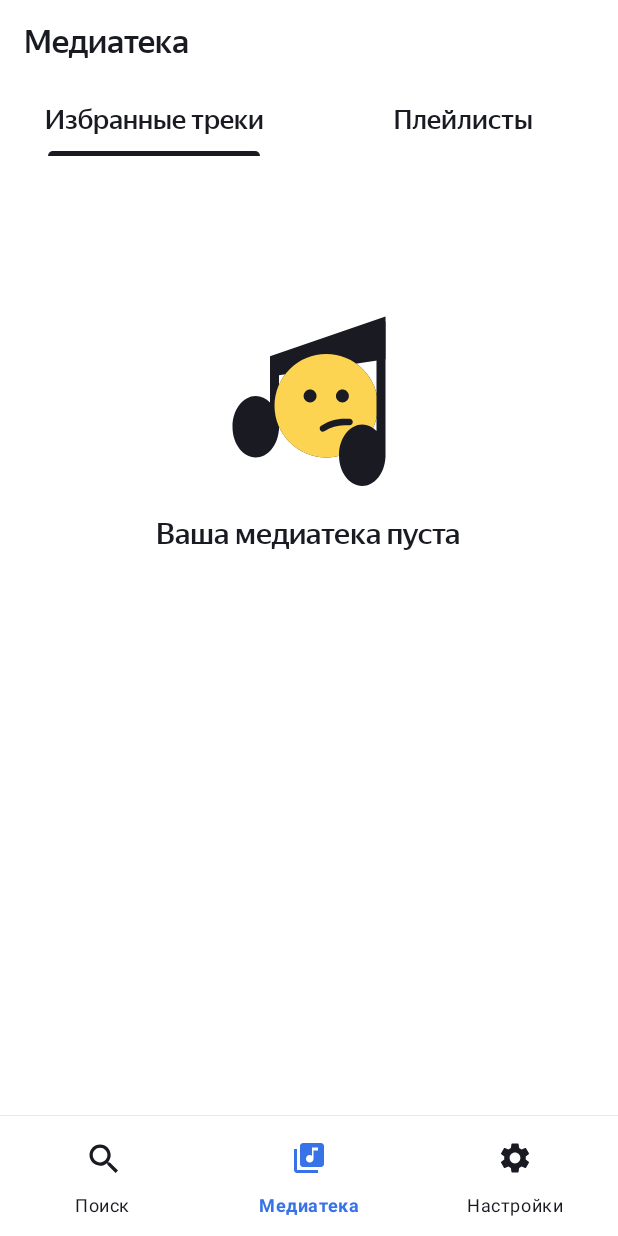
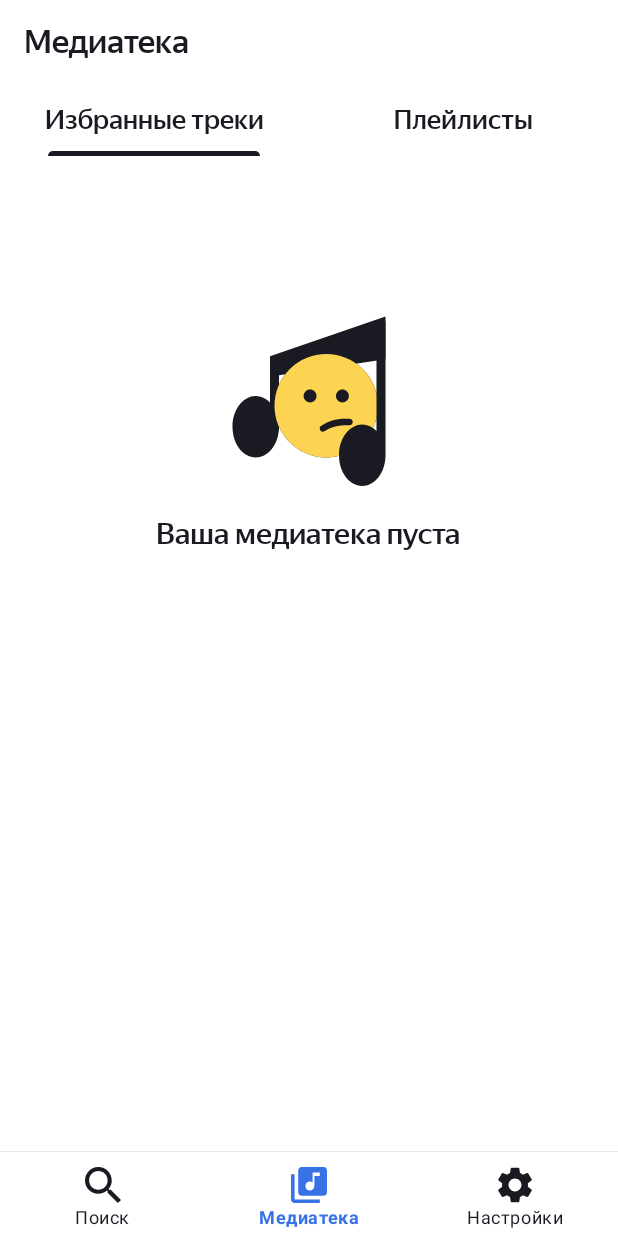
Before and after one commit to valerangb3/PlaylistMaker, an Android app: the screen it shows after launch (RootActivity), on a phone screen of 412 x 824 dp. Run offline under Robolectric (Android 15) with nearby library versions, the phone set to English and light mode, and no system bars; our stand-ins replace navigation-ui.

Commit message:
Работы по 20 спринту

```diff
--- a/app/src/main/java/com/practicum/playlistmaker/player/data/repository/PlayerRepositoryImpl.kt
+++ b/app/src/main/java/com/practicum/playlistmaker/player/data/repository/PlayerRepositoryImpl.kt
@@ -1,14 +1,9 @@
 package com.practicum.playlistmaker.player.data.repository
 
 import android.media.MediaPlayer
-import android.os.Handler
-import android.os.Looper
-import android.util.Log
 import com.practicum.playlistmaker.player.domain.PlayerInteractor
 import com.practicum.playlistmaker.player.domain.repository.PlayerRepository
-import kotlinx.coroutines.Job
 import kotlinx.coroutines.delay
-import kotlinx.coroutines.runBlocking
 
 class PlayerRepositoryImpl(
     private val mediaPlayer: MediaPlayer
--- /dev/null
+++ b/app/src/main/res/drawable/menu_item_media_new.xml
@@ -0,0 +1,9 @@
+<vector xmlns:android="http://schemas.android.com/apk/res/android"
+    android:width="20dp"
+    android:height="20dp"
+    android:viewportWidth="20"
+    android:viewportHeight="20">
+  <path
+      android:pathData="M18,0H6C4.9,0 4,0.9 4,2V14C4,15.1 4.9,16 6,16H18C19.1,16 20,15.1 20,14V2C20,0.9 19.1,0 18,0ZM16,5H13V10.5C13,11.88 11.88,13 10.5,13C9.12,13 8,11.88 8,10.5C8,9.12 9.12,8 10.5,8C11.07,8 11.58,8.19 12,8.51V3H16V5ZM2,4H0V18C0,19.1 0.9,20 2,20H16V18H2V4Z"
+      android:fillColor="#ffffff"/>
+</vector>
--- /dev/null
+++ b/app/src/main/res/drawable/menu_item_search_new.xml
@@ -0,0 +1,9 @@
+<vector xmlns:android="http://schemas.android.com/apk/res/android"
+    android:width="19dp"
+    android:height="19dp"
+    android:viewportWidth="19"
+    android:viewportHeight="19">
+  <path
+      android:pathData="M13.579,11.95H12.721L12.417,11.656C13.481,10.418 14.122,8.81 14.122,7.061C14.122,3.161 10.961,0 7.061,0C3.161,0 0,3.161 0,7.061C0,10.961 3.161,14.122 7.061,14.122C8.81,14.122 10.418,13.481 11.656,12.417L11.95,12.721V13.579L17.381,19L19,17.381L13.579,11.95ZM7.061,11.95C4.356,11.95 2.173,9.766 2.173,7.061C2.173,4.356 4.356,2.173 7.061,2.173C9.766,2.173 11.95,4.356 11.95,7.061C11.95,9.766 9.766,11.95 7.061,11.95Z"
+      android:fillColor="#ffffff"/>
+</vector>
--- /dev/null
+++ b/app/src/main/res/drawable/menu_item_settings_new.xml
@@ -0,0 +1,9 @@
+<vector xmlns:android="http://schemas.android.com/apk/res/android"
+    android:width="20dp"
+    android:height="20dp"
+    android:viewportWidth="20"
+    android:viewportHeight="20">
+  <path
+      android:pathData="M17.14,10.94C17.18,10.64 17.2,10.33 17.2,10C17.2,9.68 17.18,9.36 17.13,9.06L19.16,7.48C19.34,7.34 19.39,7.07 19.28,6.87L17.36,3.55C17.24,3.33 16.99,3.26 16.77,3.33L14.38,4.29C13.88,3.91 13.35,3.59 12.76,3.35L12.4,0.81C12.36,0.57 12.16,0.4 11.92,0.4H8.08C7.84,0.4 7.65,0.57 7.61,0.81L7.25,3.35C6.66,3.59 6.12,3.92 5.63,4.29L3.24,3.33C3.02,3.25 2.77,3.33 2.65,3.55L0.74,6.87C0.62,7.08 0.66,7.34 0.86,7.48L2.89,9.06C2.84,9.36 2.8,9.69 2.8,10C2.8,10.31 2.82,10.64 2.87,10.94L0.84,12.52C0.66,12.66 0.61,12.93 0.72,13.13L2.64,16.45C2.76,16.67 3.01,16.74 3.23,16.67L5.62,15.71C6.12,16.09 6.65,16.41 7.24,16.65L7.6,19.19C7.65,19.43 7.84,19.6 8.08,19.6H11.92C12.16,19.6 12.36,19.43 12.39,19.19L12.75,16.65C13.34,16.41 13.88,16.09 14.37,15.71L16.76,16.67C16.98,16.75 17.23,16.67 17.35,16.45L19.27,13.13C19.39,12.91 19.34,12.66 19.15,12.52L17.14,10.94ZM10,13.6C8.02,13.6 6.4,11.98 6.4,10C6.4,8.02 8.02,6.4 10,6.4C11.98,6.4 13.6,8.02 13.6,10C13.6,11.98 11.98,13.6 10,13.6Z"
+      android:fillColor="#ffffff"/>
+</vector>
--- a/app/src/main/res/layout/activity_root.xml
+++ b/app/src/main/res/layout/activity_root.xml
@@ -37,7 +37,7 @@
         style="@style/Widget.App.BottomNavigationView"
         android:id="@+id/bottomNavigationView"
         android:layout_width="0dp"
-        android:layout_height="wrap_content"
+        android:layout_height="56dp"
 
         app:menu="@menu/bottom_navigation_menu"
         app:layout_constraintTop_toBottomOf="@id/border"
--- a/app/src/main/res/menu/bottom_navigation_menu.xml
+++ b/app/src/main/res/menu/bottom_navigation_menu.xml
@@ -2,14 +2,14 @@
 <menu xmlns:android="http://schemas.android.com/apk/res/android">
     <item
         android:id="@+id/searchFragment"
-        android:icon="@drawable/menu_item_search"
+        android:icon="@drawable/menu_item_search_new"
         android:title="@string/main_menu_search" />
     <item
         android:id="@+id/mediaFragment"
-        android:icon="@drawable/menu_item_media"
+        android:icon="@drawable/menu_item_media_new"
         android:title="@string/main_menu_media" />
     <item
         android:id="@+id/settingsFragment"
-        android:icon="@drawable/menu_item_settings"
+        android:icon="@drawable/menu_item_settings_new"
         android:title="@string/main_menu_settings" />
 </menu>
--- a/app/src/main/res/values/styles.xml
+++ b/app/src/main/res/values/styles.xml
@@ -277,7 +277,8 @@
     </style>
 
     <style name="Widget.App.BottomNavigationView" parent="Widget.Material3.BottomNavigationView">
-
+        <item name="itemPaddingTop">6dp</item>
+        <item name="itemPaddingBottom">8dp</item>
         <item name="backgroundTint">@color/transparent</item>
         <item name="itemTextColor">@color/nav_item</item>
         <item name="itemActiveIndicatorStyle">@style/Custom.Indicator</item>
```
